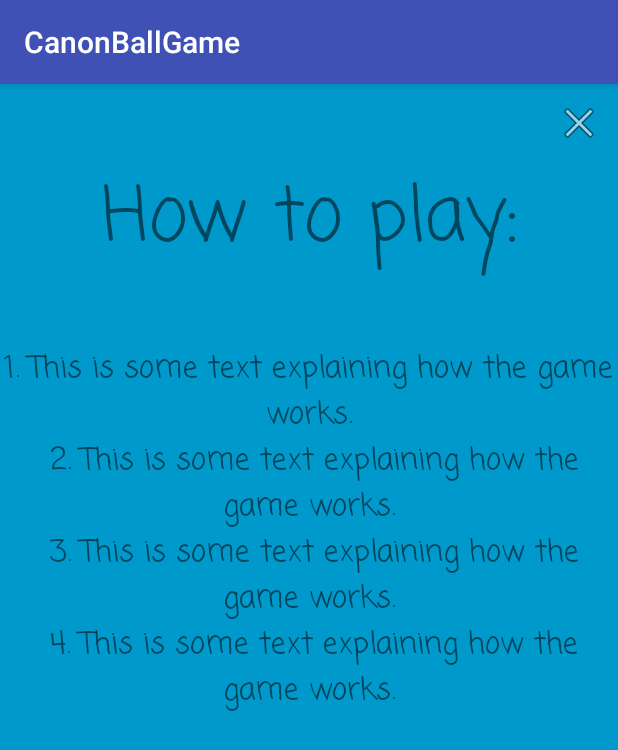
After one commit to codelikeleon/CannonBallGame, an Android app: the HelpActivity screen opened directly, with no data from a screen before it, on a phone screen of 412 x 824 dp. The commit adds this screen. Shown: the top 750 px of the screen. Run offline under Robolectric (Android 15) with nearby library versions, the phone set to English and light mode, and no system bars.

Commit message:
Added About and Help activities

```diff
--- a/app/build.gradle
+++ b/app/build.gradle
@@ -26,5 +26,6 @@ dependencies {
     })
     compile 'com.android.support:appcompat-v7:25.1.1'
     compile 'com.android.support:support-v4:25.1.1'
+    compile 'com.android.support.constraint:constraint-layout:1.0.2'
     testCompile 'junit:junit:4.12'
 }
--- a/app/src/main/AndroidManifest.xml
+++ b/app/src/main/AndroidManifest.xml
@@ -19,6 +19,8 @@
                 <category android:name="android.intent.category.LAUNCHER" />
             </intent-filter>
         </activity>
+        <activity android:name=".HelpActivity" />
+        <activity android:name=".AboutActivity"></activity>
     </application>
 
 </manifest>
--- /dev/null
+++ b/app/src/main/java/com/example/leon/canonballgame/HelpActivity.java
@@ -0,0 +1,24 @@
+package com.example.leon.canonballgame;
+
+import android.support.v7.app.AppCompatActivity;
+import android.os.Bundle;
+import android.view.View;
+import android.widget.Button;
+import android.widget.ImageButton;
+
+public class HelpActivity extends AppCompatActivity implements Button.OnClickListener {
+
+    @Override
+    protected void onCreate(Bundle savedInstanceState) {
+        super.onCreate(savedInstanceState);
+        setContentView(R.layout.activity_help);
+
+        ImageButton btn_close = (ImageButton) findViewById(R.id.help_close);
+        btn_close.setOnClickListener(this);
+    }
+
+    @Override
+    public void onClick(View v) {
+        if ( v.getId() == R.id.help_close ) finish();
+    }
+}
--- /dev/null
+++ b/app/src/main/res/layout/activity_help.xml
@@ -0,0 +1,49 @@
+<?xml version="1.0" encoding="utf-8"?>
+<android.support.constraint.ConstraintLayout xmlns:android="http://schemas.android.com/apk/res/android"
+    xmlns:app="http://schemas.android.com/apk/res-auto"
+    xmlns:tools="http://schemas.android.com/tools"
+    android:layout_width="match_parent"
+    android:layout_height="match_parent"
+    tools:context="com.example.leon.canonballgame.HelpActivity">
+
+    <RelativeLayout xmlns:android="http://schemas.android.com/apk/res/android"
+        xmlns:app="http://schemas.android.com/apk/res-auto"
+        android:layout_height="fill_parent"
+        android:layout_width="fill_parent"
+        android:background="#0099cc">
+
+        <TextView
+            android:id="@+id/help_title"
+            android:layout_width="match_parent"
+            android:layout_height="wrap_content"
+            android:fontFamily="casual"
+            android:text="@string/help_title"
+            android:textAlignment="center"
+            android:textSize="50sp"
+            android:layout_below="@+id/help_close"
+            android:layout_alignParentStart="true" />
+
+        <TextView
+            android:id="@+id/help_instructions"
+            android:layout_width="match_parent"
+            android:layout_height="wrap_content"
+            android:fontFamily="casual"
+            android:text="@string/help_instructions"
+            android:textAlignment="center"
+            android:textSize="20sp"
+            android:layout_marginTop="46dp"
+            android:layout_below="@+id/help_title"
+            android:layout_alignParentStart="true" />
+
+        <ImageButton
+            android:id="@+id/help_close"
+            android:layout_width="wrap_content"
+            android:layout_height="wrap_content"
+            android:layout_alignParentEnd="true"
+            android:layout_alignParentTop="true"
+            android:padding="10dp"
+            android:background="#0099cc"
+            app:srcCompat="@android:drawable/ic_menu_close_clear_cancel" />
+    </RelativeLayout>
+
+</android.support.constraint.ConstraintLayout>
--- a/app/src/main/res/layout/activity_main_menu.xml
+++ b/app/src/main/res/layout/activity_main_menu.xml
@@ -32,10 +32,10 @@
             android:layout_width="wrap_content"
             android:layout_height="74dp"
             android:layout_gravity="center"
+            android:layout_weight="0.16"
             android:fontFamily="casual"
             android:text="@string/menu_level_header"
-            android:textSize="50sp"
-            android:layout_weight="0.16" />
+            android:textSize="50sp" />
 
         <RadioGroup
             android:id="@+id/menu_toggle_btn_group"
@@ -116,6 +116,7 @@
         </RadioGroup>
 
         <Button
+            android:id="@+id/menu_play_btn"
             android:layout_width="wrap_content"
             android:layout_height="77dp"
             android:layout_gravity="center"
--- a/app/src/main/res/values/strings.xml
+++ b/app/src/main/res/values/strings.xml
@@ -12,13 +12,21 @@
     <string name="menu_level_header">Choose Level:</string>
     <string name="menu_play_btn">Play!</string>
 
-    <!-- Options Menu -->
-    <string name="ops_about_btn">About</string>
-    <string name="ops_help_btn">Help</string>
+    <!-- Help Menu -->
+    <string name="help_title">How to play:</string>
+    <string name="help_instructions">1. This is some text explaining how the game works.\n
+        2. This is some text explaining how the game works.\n
+        3. This is some text explaining how the game works.\n
+        4. This is some text explaining how the game works.</string>
+
+    <!-- About Menu -->
+    <string name="about_title">Candidate Number</string>
+    <string name="about_candidate_number">028016</string>
 
     <!-- Game mechanics -->
     <string name="game_score_label">Score</string>
     <string name="game_score">0</string>
 
 
+
 </resources>
```
Also changed, not shown: app/src/main/java/com/example/leon/canonballgame/AboutActivity.java (added, +24 -0 lines), app/src/main/java/com/example/leon/canonballgame/MainMenu.java (+21 -5 lines), app/src/main/res/layout/activity_about.xml (added, +49 -0 lines).
